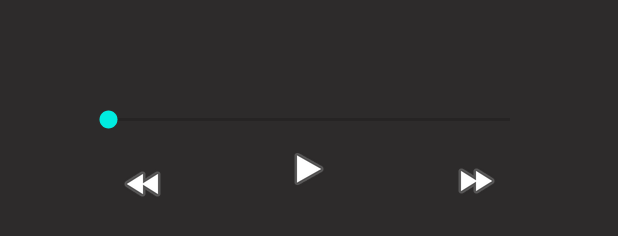
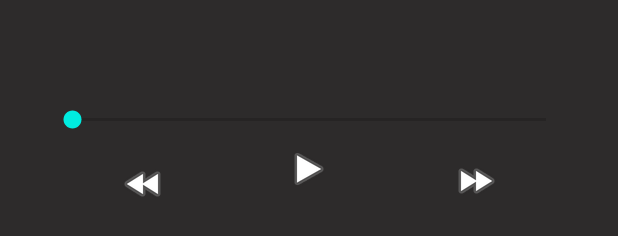
Before and after one commit to marcinh97/MusicPlayer, an Android app: the layout activity_main.xml on its own in the app's theme, with its tools: preview values and no code run, on a phone screen of 412 x 824 dp. Shown: the part 920-1156 px from the top of the screen. Run offline under Robolectric (Android 15) with nearby library versions, the phone set to English and light mode, and no system bars; Roboto replaces fonts that are not available here.

Commit message:
added more settings

```diff
--- a/app/src/main/AndroidManifest.xml
+++ b/app/src/main/AndroidManifest.xml
@@ -21,6 +21,9 @@
 
         <service android:name=".ForegroundService"></service>
 
+        <service android:name=".MusicService"></service>
+
+
         <activity android:name=".SettingsActivity"></activity>
         <meta-data
             android:name="preloaded_fonts"
--- a/app/src/main/res/layout/activity_main.xml
+++ b/app/src/main/res/layout/activity_main.xml
@@ -14,10 +14,10 @@
 
     <SeekBar
         android:id="@+id/song_point_sBar"
-        android:layout_width="300dp"
+        android:layout_width="0dp"
         android:layout_height="wrap_content"
-        android:layout_marginEnd="8dp"
-        android:layout_marginStart="8dp"
+        android:layout_marginEnd="32dp"
+        android:layout_marginStart="32dp"
         android:layout_marginTop="8dp"
         app:layout_constraintEnd_toEndOf="parent"
         app:layout_constraintHorizontal_bias="0.5"
@@ -106,4 +106,15 @@
         app:layout_constraintTop_toBottomOf="@+id/song_point_sBar"
         app:srcCompat="@android:drawable/ic_media_play" />
 
+    <Button
+        android:id="@+id/button3"
+        android:layout_width="wrap_content"
+        android:layout_height="wrap_content"
+        android:layout_marginBottom="8dp"
+        android:layout_marginEnd="8dp"
+        android:text="Button"
+        android:visibility="invisible"
+        app:layout_constraintBottom_toBottomOf="parent"
+        app:layout_constraintEnd_toEndOf="parent" />
+
 </android.support.constraint.ConstraintLayout>
--- a/app/src/main/res/menu/menu.xml
+++ b/app/src/main/res/menu/menu.xml
@@ -9,11 +9,23 @@
         app:showAsAction = "never" />
 
     <item
-        android:id="@+id/settings"
-        android:title="@string/settings"
+        android:id="@+id/by_title"
+        android:title="@string/sort_by_title"
         app:showAsAction = "never" />
+
+
+    <item
+        android:id="@+id/by_author"
+        android:title="@string/sort_by_author"
+        app:showAsAction = "never" />
+
 
     <item android:id="@+id/prox_sensor"
         android:title="@string/sensor"
         app:showAsAction="never"/>
+
+    <item android:id="@+id/background"
+        android:title="@string/backgr"
+        app:showAsAction="never"/>
+
 </menu>
--- a/app/src/main/res/values/strings.xml
+++ b/app/src/main/res/values/strings.xml
@@ -6,5 +6,12 @@
     <string name="author_name">Marcin Horak</string>
     <string name="settings">Settings</string>
     <string name="sensor">Proximity sensor</string>
+    <string name="backgr">Play in background</string>
+    <string name="fast">Fast</string>
+    <string name="normal_speed">Normal speed</string>
+    <string name="fast_speed">Fast speed</string>
+    <string name="slow_speed">Slow speed</string>
+    <string name="sort_by_title">Sort by title</string>
+    <string name="sort_by_author">Sort by author</string>
 
 </resources>
```
Also changed, not shown: app/src/main/java/com/example/marcin/musicplayerapp/ForegroundService.java (+77 -17 lines), app/src/main/java/com/example/marcin/musicplayerapp/MainActivity.java (+137 -16 lines), app/src/main/java/com/example/marcin/musicplayerapp/MusicController.java (added, +20 -0 lines).
